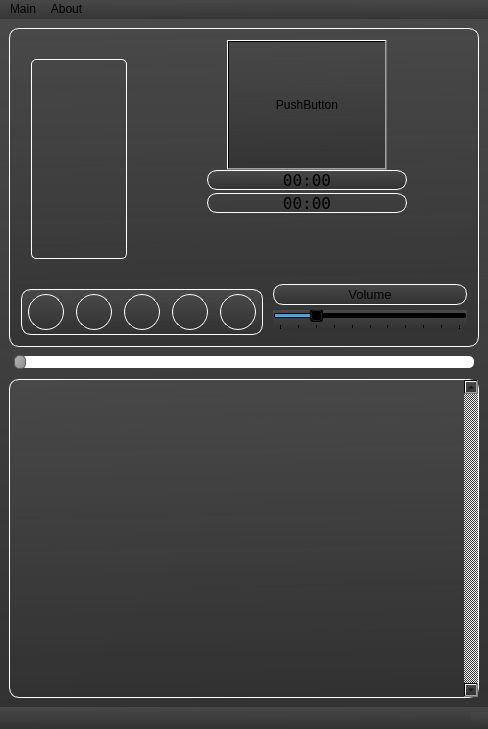
First picture: the form in design.ui, repository den-koch/AudioPlayer_PyVers, before the edit.
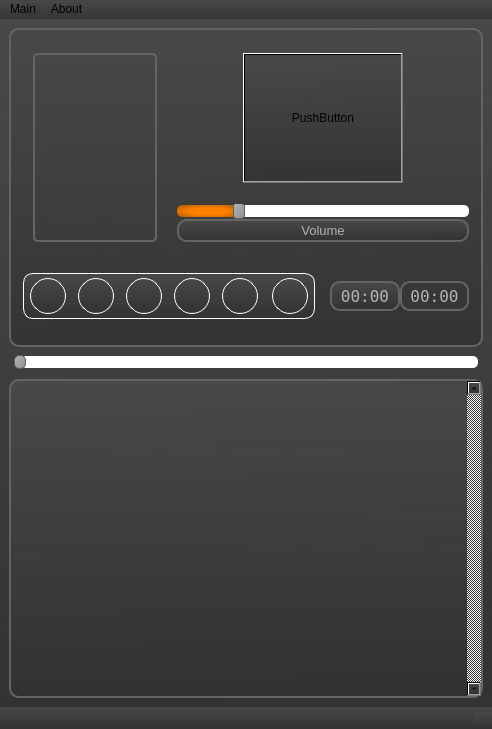
Second picture: the form after the edit. Icons and pictures are not drawn.

```diff
--- a/design.ui
+++ b/design.ui
@@ -6,7 +6,7 @@
    <rect>
     <x>0</x>
     <y>0</y>
-    <width>488</width>
+    <width>492</width>
     <height>729</height>
    </rect>
   </property>
@@ -32,15 +32,27 @@
       <property name="styleSheet">
        <string notr="true">QFrame {
 border-radius:10%;
-border: 1px solid white;
+border: 2px solid rgb(100, 100, 100);
 padding: 2px;
 }</string>
       </property>
       <layout class="QGridLayout" name="gridLayout_1">
+       <property name="leftMargin">
+        <number>10</number>
+       </property>
+       <property name="topMargin">
+        <number>0</number>
+       </property>
+       <property name="rightMargin">
+        <number>10</number>
+       </property>
+       <property name="bottomMargin">
+        <number>0</number>
+       </property>
        <property name="spacing">
         <number>0</number>
        </property>
-       <item row="0" column="0" rowspan="2">
+       <item row="1" column="0" rowspan="2">
         <layout class="QGridLayout" name="gridLayout_label">
          <property name="spacing">
           <number>0</number>
@@ -58,13 +70,13 @@
            </property>
            <property name="maximumSize">
             <size>
-             <width>205</width>
-             <height>200</height>
+             <width>195</width>
+             <height>190</height>
             </size>
            </property>
            <property name="styleSheet">
             <string notr="true">background-color: 0 ;
-border: 1px solid rgb(255, 255, 255);
+border: 2px solid rgb(100, 100, 100);
 border-radius: 5%;
 padding: 2px;</string>
            </property>
@@ -116,7 +128,7 @@
          </item>
         </layout>
        </item>
-       <item row="2" column="0" colspan="2">
+       <item row="3" column="0" colspan="2">
         <layout class="QGridLayout" name="gridLayout_4">
          <property name="topMargin">
           <number>0</number>
@@ -140,7 +152,23 @@
            </property>
           </spacer>
          </item>
-         <item row="1" column="0" colspan="8">
+         <item row="0" column="0" colspan="8">
+          <spacer name="verticalSpacer">
+           <property name="orientation">
+            <enum>Qt::Vertical</enum>
+           </property>
+           <property name="sizeType">
+            <enum>QSizePolicy::Fixed</enum>
+           </property>
+           <property name="sizeHint" stdset="0">
+            <size>
+             <width>20</width>
+             <height>10</height>
+            </size>
+           </property>
+          </spacer>
+         </item>
+         <item row="1" column="0" colspan="6">
           <widget class="QFrame" name="frame_but">
            <property name="sizePolicy">
             <sizepolicy hsizetype="Expanding" vsizetype="Maximum">
@@ -165,7 +193,7 @@
            <property name="frameShadow">
             <enum>QFrame::Raised</enum>
            </property>
-           <layout class="QHBoxLayout" name="horizontalLayout" stretch="0,0,0,0,0,0,0,0,0,0,0">
+           <layout class="QHBoxLayout" name="horizontalLayout" stretch="0,0,0,0,0,0,0,0,0,0,0,0,0,0">
             <property name="spacing">
              <number>2</number>
             </property>
@@ -224,7 +252,10 @@
 	border-color: rgb(255, 255, 255);
 	background-color:qradialgradient(spread:pad, cx:0.505, cy:0.522818, radius:1.044, fx:0.5, 		fy:0.523, stop:0 rgba(255, 128, 0, 255), stop:1 rgba(102, 68, 0, 255));
 }
-</string>
+
+QToolTip { color: rgb(180, 180, 180); 
+	background-color: qlineargradient(spread:pad, x1:0.517, y1:1, x2:0.493, y2:0, stop:0 rgba(49, 49, 49, 207), stop:1 rgba(72, 72, 72, 255)); 
+	border: 0px; }</string>
               </property>
               <property name="text">
                <string/>
@@ -274,7 +305,10 @@
 	border-color: rgb(255, 255, 255);
 	background-color:qradialgradient(spread:pad, cx:0.505, cy:0.522818, radius:1.044, fx:0.5, 		fy:0.523, stop:0 rgba(255, 128, 0, 255), stop:1 rgba(102, 68, 0, 255));
 }
-</string>
+
+QToolTip { color: rgb(180, 180, 180); 
+	background-color: qlineargradient(spread:pad, x1:0.517, y1:1, x2:0.493, y2:0, stop:0 rgba(49, 49, 49, 207), stop:1 rgba(72, 72, 72, 255)); 
+	border: 0px; }</string>
               </property>
               <property name="text">
                <string/>
@@ -324,7 +358,10 @@
 	border-color: rgb(255, 255, 255);
 	background-color:qradialgradient(spread:pad, cx:0.505, cy:0.522818, radius:1.044, fx:0.5, 		fy:0.523, stop:0 rgba(255, 128, 0, 255), stop:1 rgba(102, 68, 0, 255));
 }
-</string>
+
+QToolTip { color: rgb(180, 180, 180); 
+	background-color: qlineargradient(spread:pad, x1:0.517, y1:1, x2:0.493, y2:0, stop:0 rgba(49, 49, 49, 207), stop:1 rgba(72, 72, 72, 255)); 
+	border: 0px; }</string>
               </property>
               <property name="text">
                <string/>
@@ -374,7 +411,10 @@
 	border-color: rgb(255, 255, 255);
 	background-color:qradialgradient(spread:pad, cx:0.505, cy:0.522818, radius:1.044, fx:0.5, 		fy:0.523, stop:0 rgba(255, 128, 0, 255), stop:1 rgba(102, 68, 0, 255));
 }
-</string>
+
+QToolTip { color: rgb(180, 180, 180); 
+	background-color: qlineargradient(spread:pad, x1:0.517, y1:1, x2:0.493, y2:0, stop:0 rgba(49, 49, 49, 207), stop:1 rgba(72, 72, 72, 255)); 
+	border: 0px; }</string>
               </property>
               <property name="text">
                <string/>
@@ -424,7 +464,10 @@
 	border-color: rgb(255, 255, 255);
 	background-color:qradialgradient(spread:pad, cx:0.505, cy:0.522818, radius:1.044, fx:0.5, 		fy:0.523, stop:0 rgba(255, 128, 0, 255), stop:1 rgba(102, 68, 0, 255));
 }
-</string>
+
+QToolTip { color: rgb(180, 180, 180); 
+	background-color: qlineargradient(spread:pad, x1:0.517, y1:1, x2:0.493, y2:0, stop:0 rgba(49, 49, 49, 207), stop:1 rgba(72, 72, 72, 255)); 
+	border: 0px; }</string>
               </property>
               <property name="text">
                <string/>
@@ -447,6 +490,75 @@
               </property>
              </spacer>
             </item>
+            <item>
+             <spacer name="horizontalSpacer_1">
+              <property name="orientation">
+               <enum>Qt::Horizontal</enum>
+              </property>
+              <property name="sizeType">
+               <enum>QSizePolicy::Maximum</enum>
+              </property>
+              <property name="sizeHint" stdset="0">
+               <size>
+                <width>10</width>
+                <height>20</height>
+               </size>
+              </property>
+             </spacer>
+            </item>
+            <item>
+             <widget class="QPushButton" name="pushButton_6">
+              <property name="sizePolicy">
+               <sizepolicy hsizetype="Expanding" vsizetype="Expanding">
+                <horstretch>0</horstretch>
+                <verstretch>0</verstretch>
+               </sizepolicy>
+              </property>
+              <property name="minimumSize">
+               <size>
+                <width>36</width>
+                <height>36</height>
+               </size>
+              </property>
+              <property name="maximumSize">
+               <size>
+                <width>36</width>
+                <height>36</height>
+               </size>
+              </property>
+              <property name="toolTip">
+               <string>Open file(s)</string>
+              </property>
+              <property name="styleSheet">
+               <string notr="true">QPushButton {
+	border-radius:18%;
+	border: 1px solid;
+	border-color: rgb(255, 255, 255);
+	background-color:qradialgradient(spread:pad, cx:0.505, cy:0.522818, radius:1.044, fx:0.5, 		fy:0.523, stop:0 rgba(255, 128, 0, 255), stop:1 rgba(102, 68, 0, 255));
+}
+
+QToolTip { color: rgb(180, 180, 180); 
+	background-color: qlineargradient(spread:pad, x1:0.517, y1:1, x2:0.493, y2:0, stop:0 rgba(49, 49, 49, 207), stop:1 rgba(72, 72, 72, 255)); 
+	border: 0px; }</string>
+              </property>
+             </widget>
+            </item>
+            <item>
+             <spacer name="horizontalSpacer_12">
+              <property name="orientation">
+               <enum>Qt::Horizontal</enum>
+              </property>
+              <property name="sizeType">
+               <enum>QSizePolicy::Maximum</enum>
+              </property>
+              <property name="sizeHint" stdset="0">
+               <size>
+                <width>2</width>
+                <height>20</height>
+               </size>
+              </property>
+             </spacer>
+            </item>
            </layout>
           </widget>
          </item>
@@ -468,36 +580,7 @@
          </item>
         </layout>
        </item>
-       <item row="0" column="1" colspan="2">
-        <layout class="QGridLayout" name="gridLayout">
-         <property name="bottomMargin">
-          <number>0</number>
-         </property>
-         <property name="spacing">
-          <number>0</number>
-         </property>
-         <item row="0" column="0">
-          <widget class="QPushButton" name="pushButton">
-           <property name="sizePolicy">
-            <sizepolicy hsizetype="Expanding" vsizetype="Expanding">
-             <horstretch>0</horstretch>
-             <verstretch>0</verstretch>
-            </sizepolicy>
-           </property>
-           <property name="maximumSize">
-            <size>
-             <width>160</width>
-             <height>130</height>
-            </size>
-           </property>
-           <property name="text">
-            <string>PushButton</string>
-           </property>
-          </widget>
-         </item>
-        </layout>
-       </item>
-       <item row="2" column="2">
+       <item row="2" column="1" colspan="3">
         <layout class="QVBoxLayout" name="verticalLayout_2">
          <property name="spacing">
           <number>0</number>
@@ -511,31 +594,49 @@
          <property name="bottomMargin">
           <number>0</number>
          </property>
-         <item>
-          <widget class="QLabel" name="label_3">
-           <property name="sizePolicy">
-            <sizepolicy hsizetype="Expanding" vsizetype="Maximum">
-             <horstretch>0</horstretch>
-             <verstretch>0</verstretch>
-            </sizepolicy>
-           </property>
-           <property name="font">
-            <font>
-             <pointsize>10</pointsize>
-            </font>
-           </property>
-           <property name="text">
-            <string>Volume</string>
-           </property>
-           <property name="alignment">
-            <set>Qt::AlignCenter</set>
-           </property>
-          </widget>
-         </item>
          <item>
           <widget class="QSlider" name="horizontalSlider_2">
            <property name="styleSheet">
-            <string notr="true"/>
+            <string notr="true">QSlider {
+	background-color: 0;
+}
+
+QSlider::groove:horizontal {
+    border: 0px solid #999999;
+    height: 10px;
+    margin: 1px 0;
+}
+
+QSlider::handle:horizontal {
+    background: qlineargradient(x1:0, y1:0, x2:1, y2:1, stop:0 #b4b4b4, stop:1 #8f8f8f);
+    border: 1px solid #5c5c5c;
+    width: 10px;
+    margin: -3px 0;
+    border-radius: 3px;
+}
+
+QSlider::add-page:qlineargradient {
+	background: white;
+	border-top-right-radius: 5px;
+	border-bottom-right-radius: 5px;
+	border-top-left-radius: 0px;
+	border-bottom-left-radius: 0px;
+}
+
+QSlider::sub-page:qlineargradient {
+	background: qradialgradient(spread:pad, cx:0.505, cy:0.522818, radius:1.044, fx:0.5, fy:0.523, stop:0.273632 rgba(255, 128, 0, 255), stop:1 rgba(102, 68, 0, 255));;
+	border-top-right-radius: 0px;
+	border-bottom-right-radius: 0px;
+	border-top-left-radius: 5px;
+	border-bottom-left-radius: 5px;
+}
+
+
+
+QToolTip { color: rgb(180, 180, 180); 
+	background-color: qlineargradient(spread:pad, x1:0.517, y1:1, x2:0.493, y2:0, stop:0 rgba(49, 49, 49, 207), stop:1 rgba(72, 72, 72, 255)); 
+	border: 0px; }
+</string>
            </property>
            <property name="maximum">
             <number>100</number>
@@ -553,16 +654,70 @@
             <enum>Qt::Horizontal</enum>
            </property>
            <property name="tickPosition">
-            <enum>QSlider::TicksBelow</enum>
+            <enum>QSlider::NoTicks</enum>
            </property>
            <property name="tickInterval">
             <number>10</number>
            </property>
           </widget>
          </item>
+         <item>
+          <widget class="QLabel" name="label_3">
+           <property name="sizePolicy">
+            <sizepolicy hsizetype="Expanding" vsizetype="Maximum">
+             <horstretch>0</horstretch>
+             <verstretch>0</verstretch>
+            </sizepolicy>
+           </property>
+           <property name="font">
+            <font>
+             <pointsize>10</pointsize>
+            </font>
+           </property>
+           <property name="styleSheet">
+            <string notr="true">color: rgb(180, 180, 180); 
+</string>
+           </property>
+           <property name="text">
+            <string>Volume</string>
+           </property>
+           <property name="alignment">
+            <set>Qt::AlignCenter</set>
+           </property>
+          </widget>
+         </item>
         </layout>
        </item>
-       <item row="1" column="1" colspan="2">
+       <item row="1" column="1" colspan="3">
+        <layout class="QGridLayout" name="gridLayout">
+         <property name="bottomMargin">
+          <number>0</number>
+         </property>
+         <property name="spacing">
+          <number>0</number>
+         </property>
+         <item row="1" column="0">
+          <widget class="QPushButton" name="pushButton">
+           <property name="sizePolicy">
+            <sizepolicy hsizetype="Expanding" vsizetype="Expanding">
+             <horstretch>0</horstretch>
+             <verstretch>0</verstretch>
+            </sizepolicy>
+           </property>
+           <property name="maximumSize">
+            <size>
+             <width>160</width>
+             <height>130</height>
+            </size>
+           </property>
+           <property name="text">
+            <string>PushButton</string>
+           </property>
+          </widget>
+         </item>
+        </layout>
+       </item>
+       <item row="3" column="2" colspan="2">
         <layout class="QGridLayout" name="gridLayout_3">
          <property name="leftMargin">
           <number>0</number>
@@ -582,28 +737,18 @@
          <property name="verticalSpacing">
           <number>3</number>
          </property>
-         <item row="0" column="0" rowspan="3">
-          <spacer name="horizontalSpacer_12">
-           <property name="orientation">
-            <enum>Qt::Horizontal</enum>
-           </property>
-           <property name="sizeType">
-            <enum>QSizePolicy::Maximum</enum>
-           </property>
-           <property name="sizeHint" stdset="0">
-            <size>
-             <width>60</width>
-             <height>20</height>
-            </size>
-           </property>
-          </spacer>
-         </item>
-         <item row="0" column="1">
+         <item row="5" column="0">
           <widget class="QLabel" name="label_4">
+           <property name="sizePolicy">
+            <sizepolicy hsizetype="Maximum" vsizetype="Maximum">
+             <horstretch>0</horstretch>
+             <verstretch>0</verstretch>
+            </sizepolicy>
+           </property>
            <property name="maximumSize">
             <size>
-             <width>16777215</width>
-             <height>20</height>
+             <width>70</width>
+             <height>30</height>
             </size>
            </property>
            <property name="font">
@@ -612,6 +757,10 @@
              <pointsize>12</pointsize>
             </font>
            </property>
+           <property name="styleSheet">
+            <string notr="true">color: rgb(180, 180, 180); 
+</string>
+           </property>
            <property name="text">
             <string>00:00</string>
            </property>
@@ -620,12 +769,18 @@
            </property>
           </widget>
          </item>
-         <item row="1" column="1">
+         <item row="5" column="1">
           <widget class="QLabel" name="label_2">
+           <property name="sizePolicy">
+            <sizepolicy hsizetype="Maximum" vsizetype="Maximum">
+             <horstretch>0</horstretch>
+             <verstretch>0</verstretch>
+            </sizepolicy>
+           </property>
            <property name="maximumSize">
             <size>
-             <width>16777215</width>
-             <height>20</height>
+             <width>70</width>
+             <height>30</height>
             </size>
            </property>
            <property name="font">
@@ -635,7 +790,9 @@
             </font>
            </property>
            <property name="styleSheet">
-            <string notr="true">background-color:0;</string>
+            <string notr="true">background-color:0;
+color: rgb(180, 180, 180); 
+</string>
            </property>
            <property name="text">
             <string>00:00</string>
@@ -645,18 +802,18 @@
            </property>
           </widget>
          </item>
-         <item row="0" column="2" rowspan="3">
-          <spacer name="horizontalSpacer_13">
+         <item row="2" column="0" colspan="2">
+          <spacer name="verticalSpacer_2">
            <property name="orientation">
-            <enum>Qt::Horizontal</enum>
+            <enum>Qt::Vertical</enum>
            </property>
            <property name="sizeType">
             <enum>QSizePolicy::Maximum</enum>
            </property>
            <property name="sizeHint" stdset="0">
             <size>
-             <width>60</width>
-             <height>20</height>
+             <width>20</width>
+             <height>10</height>
             </size>
            </property>
           </spacer>
@@ -776,12 +933,34 @@
         </property>
         <property name="styleSheet">
          <string notr="true">QTreeView{border-radius:10%;
-border: 1px solid;
-border-color: rgb(255, 255, 255);}
+border: 2px solid rgb(100, 100, 100);
+}
+
+QTreeView::branch:has-children:!has-siblings:closed,
+QTreeView::branch:closed:has-children:has-siblings {
+        border-image: none;
+        image: url(plus.png);
+}
+
+QTreeView::branch:open:has-children:!has-siblings,
+QTreeView::branch:open:has-children:has-siblings  {
+        border-image: none;
+        image: url(minus.png);
+}
+
 QScrollBar:vertical{
-background-color: white;
-alternate-background-color: #D5EAFF;
-}</string>
+background-color: 0;
+border-top-right-radius:10%;
+border-bottom-right-radius:10%;
+}
+QScrollBar::add-line:vertical, QScrollBar::sub-line:vertical{
+      border: none;
+      background: none;
+}
+QScrollBar::up-arrow:vertical, QScrollBar::down-arrow:vertical {
+     background: none;
+	 color: none;
+ }</string>
         </property>
         <property name="verticalScrollBarPolicy">
          <enum>Qt::ScrollBarAlwaysOn</enum>
@@ -800,7 +979,7 @@
     <rect>
      <x>0</x>
      <y>0</y>
-     <width>488</width>
+     <width>492</width>
      <height>26</height>
     </rect>
    </property>
```
Left out of the diff: 34 changed lines with no effect on the pictures.
